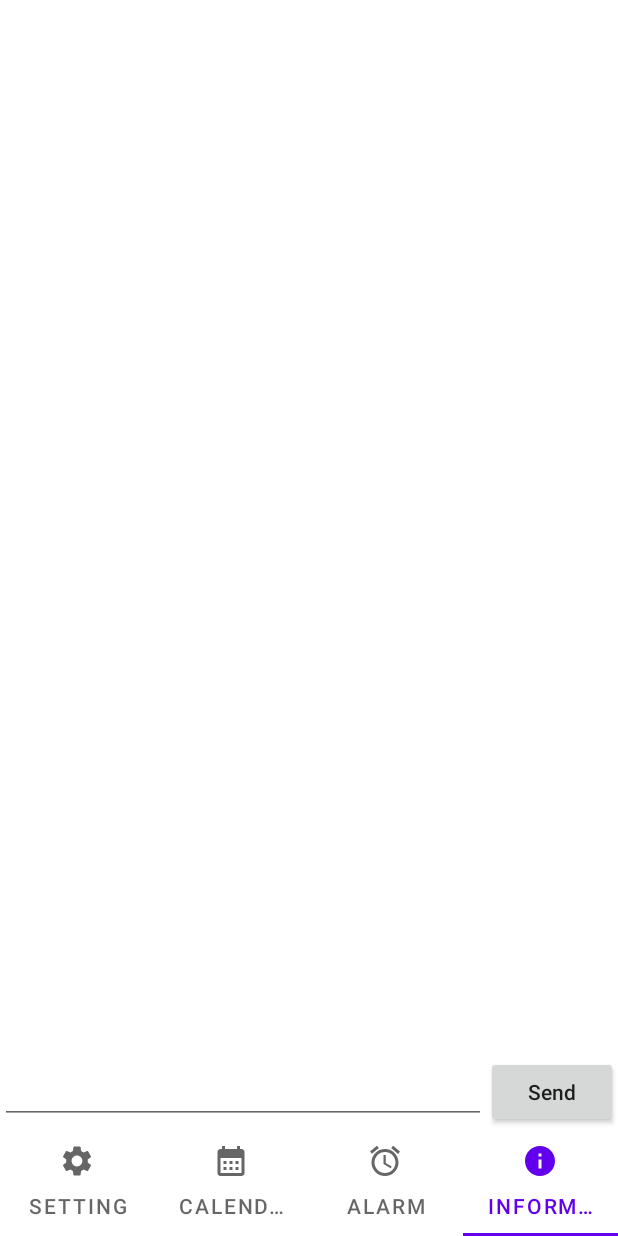
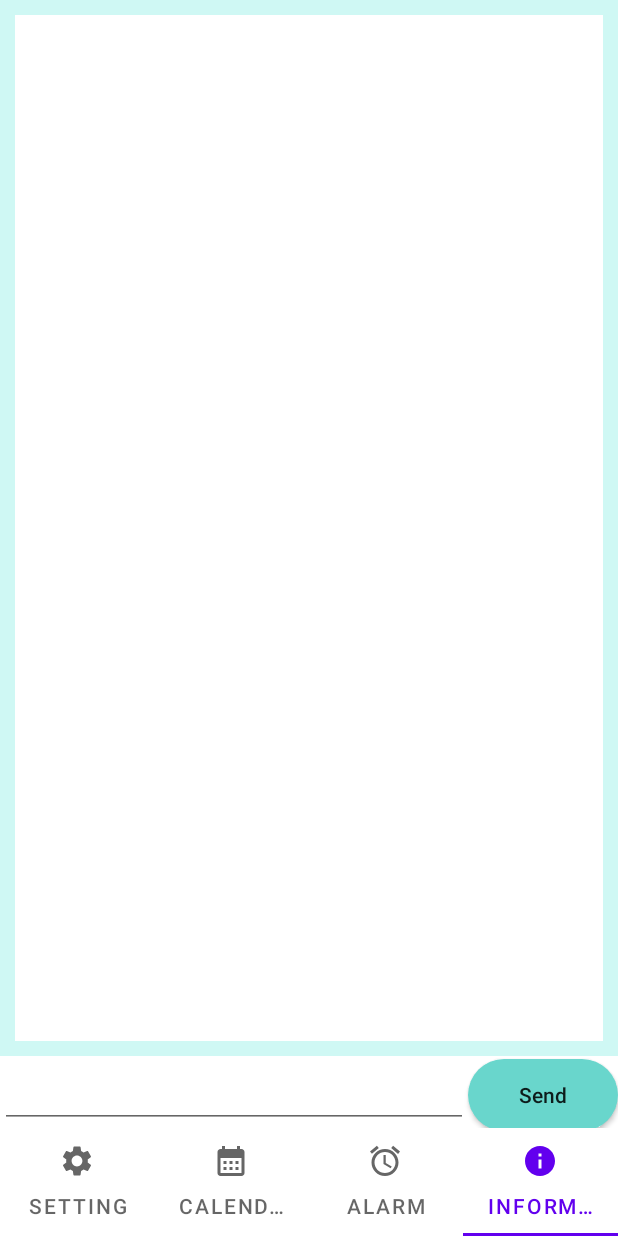
Before and after one commit to SW0929/Smart_Mask_Project, an Android app: the screen it shows after launch (MainActivity), item 4 of the bottom bar chosen, on a phone screen of 412 x 824 dp. Run offline under Robolectric (Android 15) with nearby library versions, the phone set to English and light mode, and no system bars; 6 statements that could not run were skipped.

Commit message:
05/24/23_01

```diff
--- a/app/src/main/java/com/bliss/csc/smart_mask_sw9909/fragment/chat/ChatBot.kt
+++ b/app/src/main/java/com/bliss/csc/smart_mask_sw9909/fragment/chat/ChatBot.kt
@@ -2,6 +2,7 @@ package com.bliss.csc.smart_mask_sw9909.fragment.chat
 
 import android.util.Log
 import android.widget.Toast
+import com.bliss.csc.smart_mask_sw9909.fragment.InfoFragment
 import okhttp3.*
 import okhttp3.MediaType.Companion.toMediaTypeOrNull
 import org.json.JSONObject
--- a/app/src/main/java/com/bliss/csc/smart_mask_sw9909/fragment/recyclerview/recyclerViewData.kt
+++ b/app/src/main/java/com/bliss/csc/smart_mask_sw9909/fragment/recyclerview/RecyclerViewData.kt
@@ -1,5 +1,5 @@
 package com.bliss.csc.smart_mask_sw9909.fragment.recyclerview
 
-data class recyclerViewData(
+data class RecyclerViewData(
     val name: String
 )
--- a/app/src/main/res/layout/info_fragment.xml
+++ b/app/src/main/res/layout/info_fragment.xml
@@ -1,46 +1,64 @@
 <?xml version="1.0" encoding="utf-8"?>
 <androidx.constraintlayout.widget.ConstraintLayout xmlns:android="http://schemas.android.com/apk/res/android"
+    xmlns:app="http://schemas.android.com/apk/res-auto"
     android:layout_width="match_parent"
-    android:layout_height="match_parent"
-    xmlns:app="http://schemas.android.com/apk/res-auto">
+    android:layout_height="match_parent">
 
     <LinearLayout
         android:id="@+id/sendLinearLayout"
+        android:layout_width="match_parent"
+        android:layout_height="wrap_content"
         android:orientation="horizontal"
+        app:layout_constraintBottom_toBottomOf="parent"
         app:layout_constraintLeft_toLeftOf="parent"
-        app:layout_constraintRight_toRightOf="parent"
-        app:layout_constraintBottom_toBottomOf="parent"
-        android:layout_width="match_parent"
-        android:layout_height="wrap_content">
+        app:layout_constraintRight_toRightOf="parent">
 
         <EditText
-
-            android:inputType="text"
             android:id="@+id/userInputEditText"
             android:layout_width="0dp"
+            android:layout_height="wrap_content"
             android:layout_weight="9"
-            android:layout_height="wrap_content"/>
-
+            android:imeOptions="actionDone"
+            android:inputType="text"
+            android:textSize="20sp" />
 
 
         <androidx.appcompat.widget.AppCompatButton
             android:id="@+id/sendButton"
+            android:layout_width="wrap_content"
+            android:layout_height="wrap_content"
+            android:background="@drawable/button"
             android:text="Send"
-            android:textAllCaps="false"
-            android:layout_width="wrap_content"
-            android:layout_height="wrap_content"/>
+            android:textAllCaps="false" />
 
     </LinearLayout>
 
 
-    <TextView
-        android:textSize="30sp"
+    <FrameLayout
+        android:layout_width="0dp"
+        android:layout_height="0dp"
+        android:background="#CFF8F4"
+        app:layout_constraintBottom_toTopOf="@id/sendLinearLayout"
         app:layout_constraintLeft_toLeftOf="parent"
         app:layout_constraintRight_toRightOf="parent"
-        app:layout_constraintTop_toTopOf="parent"
-        app:layout_constraintBottom_toTopOf="@id/sendLinearLayout"
-        android:id="@+id/chatTextView"
-        android:layout_width="0dp"
-        android:layout_height="0dp"/>
+        app:layout_constraintTop_toTopOf="parent">
+
+        <ScrollView
+            android:id="@+id/scrollView"
+            android:layout_width="match_parent"
+            android:layout_height="match_parent"
+            android:layout_margin="10dp"
+            android:background="@color/white">
+
+            <TextView
+                android:id="@+id/chatTextView"
+                android:layout_width="wrap_content"
+                android:layout_height="wrap_content"
+                android:layout_margin="5dp"
+                android:textSize="20sp" />
+        </ScrollView>
+
+    </FrameLayout>
+
 
 </androidx.constraintlayout.widget.ConstraintLayout>
```
Also changed, not shown: app/src/main/java/com/bliss/csc/smart_mask_sw9909/ViewModel.kt (deleted, +0 -13 lines), app/src/main/java/com/bliss/csc/smart_mask_sw9909/fragment/InfoFragment.kt (+45 -3 lines), app/src/main/res/layout/item_chat.xml (deleted, +0 -17 lines).
